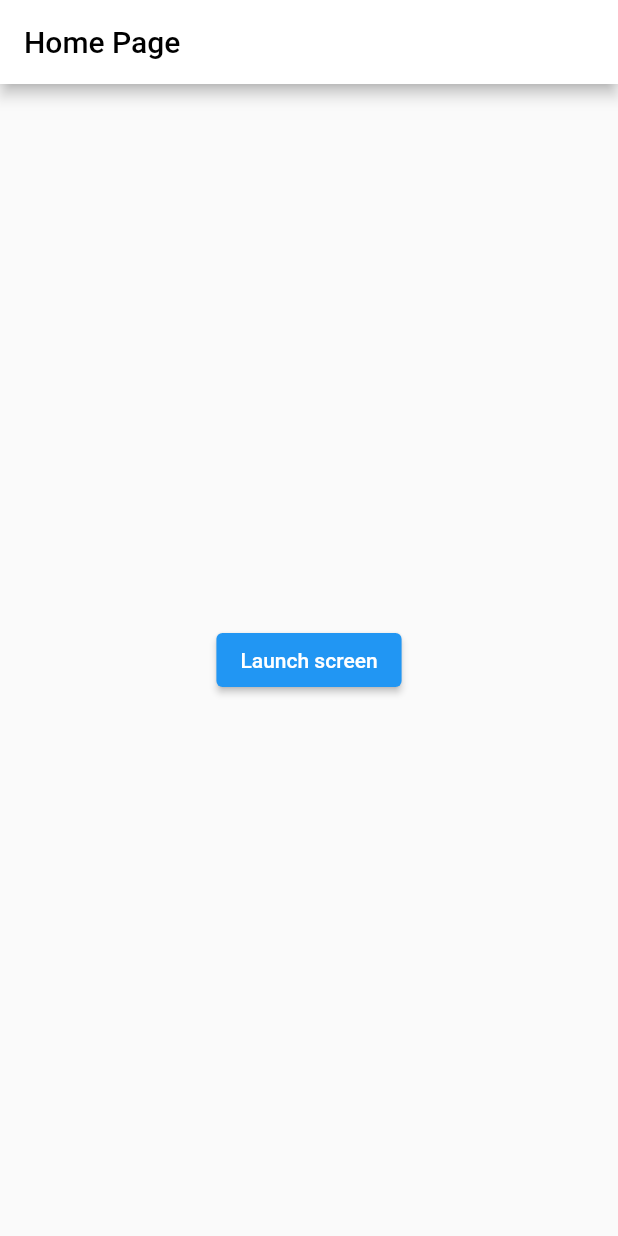
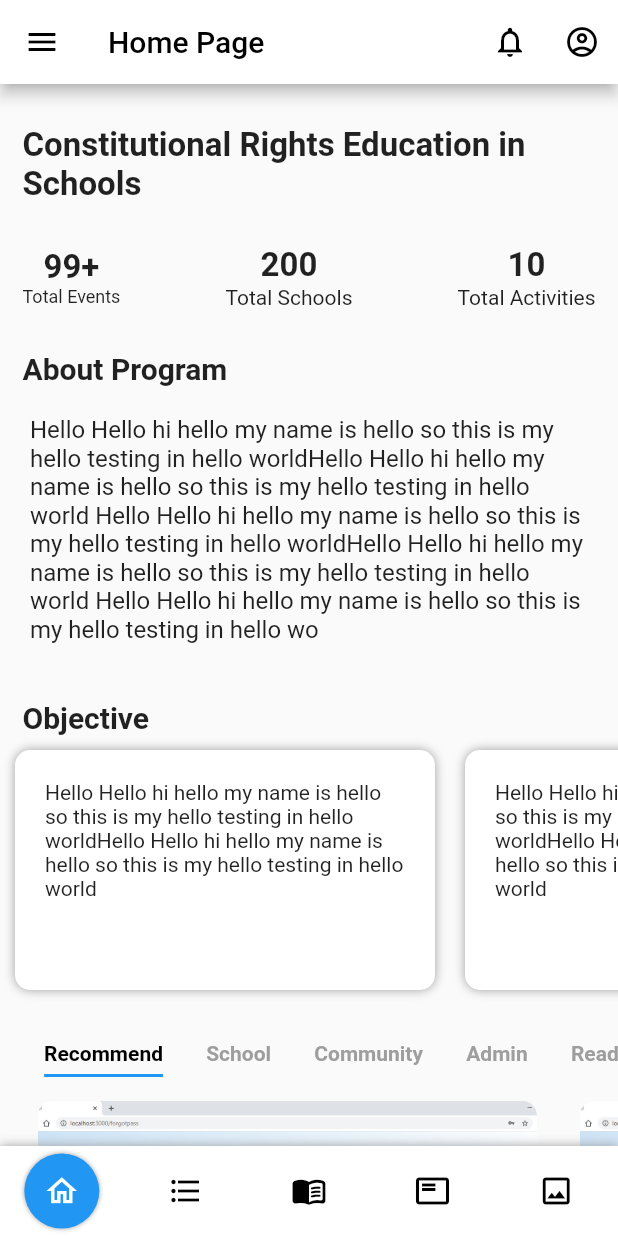
Before and after one commit to Hexacters/cre, a Flutter app: the screen it shows after launch, on a phone screen of 412 x 824 dp. Run offline on Flutter 3.47's test engine with Material 2 defaults, Android fonts, the phone set to English and light mode, and no system bars.

Commit message:
ramesh my first commit with basci home page design

```diff
--- a/lib/components/core/welcome.dart
+++ b/lib/components/core/welcome.dart
@@ -1,5 +1,5 @@
 import 'package:flutter/material.dart';
-import '../../widgets/index.dart';
+import '../../widgets/app-bar.dart';
 
 class WelcomeScreen extends StatelessWidget {
   @override
--- /dev/null
+++ b/lib/components/export_screens.dart
@@ -0,0 +1,4 @@
+export './screens/home_stack_screens/home_screen.dart';
+export './screens/search_stack_screens/search_content.dart';
+export './screens/home_stack_screens/container_view.dart';
+export './screens/notification/notification_screen.dart';
--- a/lib/components/landing.dart
+++ b/lib/components/landing.dart
@@ -1,11 +1,11 @@
 import 'package:flutter/material.dart';
-import '../widgets/index.dart';
+import '../widgets/app-bar.dart';
 
 class LandingScreen extends StatelessWidget {
   @override
   Widget build(BuildContext context) {
     return Scaffold(
-      appBar: header(title: 'Home Page'),
+      appBar: header(title: 'Main Page', selectedIcon: 1, context: context),
       body: Center(
         child: ElevatedButton(
           child: Text('Launch screen'),
--- /dev/null
+++ b/lib/components/screens/home_stack_screens/container_view.dart
@@ -0,0 +1,22 @@
+import 'package:flutter/material.dart';
+import '../../../widgets/export_bar.dart';
+
+class ContainerViewScreen extends StatelessWidget {
+  final String data;
+
+  ContainerViewScreen({
+    Key key,
+    @required this.data,
+  }) : super(key: key);
+
+  @override
+  Widget build(BuildContext context) {
+    return new Scaffold(
+      appBar: header(title: 'Container', selectedIcon: 0),
+      bottomNavigationBar: BottomNavigation(index: 1),
+      body: new Center(
+        child: new Text(data),
+      ),
+    );
+  }
+}
--- /dev/null
+++ b/lib/components/screens/home_stack_screens/home_screen.dart
@@ -0,0 +1,365 @@
+import 'dart:ui';
+import 'package:cre/models/recommendation.dart';
+import 'package:flutter/material.dart';
+import '../../../widgets/export_bar.dart';
+
+class HomeMainContent extends StatefulWidget {
+  @override
+  _HomeMainContentState createState() => _HomeMainContentState();
+}
+
+class _HomeMainContentState extends State<HomeMainContent> {
+  final _pageController = PageController(viewportFraction: 0.877);
+  @override
+  Widget build(BuildContext context) {
+    return new Scaffold(
+      appBar: header(title: 'Home Page', context: context),
+      bottomNavigationBar: BottomNavigation(index: 1),
+      body: SafeArea(
+        child: Container(
+          child: ListView(
+            physics: BouncingScrollPhysics(),
+            children: <Widget>[
+              // page text heading
+              Padding(
+                padding: EdgeInsets.only(top: 28, left: 15, right: 15),
+                child: GestureDetector(
+                  child: Text(
+                    'Constitutional Rights Education in Schools',
+                    style: TextStyle(
+                      fontSize: 22,
+                      fontWeight: FontWeight.w600,
+                    ),
+                  ),
+                  onTap: () {
+                    Navigator.of(context)
+                        .pushNamed('/container', arguments: 'Hello from home');
+                  },
+                ),
+              ),
+              // total counts container
+              Container(
+                padding: EdgeInsets.only(top: 28, left: 15, right: 15),
+                child: Row(
+                  mainAxisAlignment: MainAxisAlignment.spaceBetween,
+                  children: <Widget>[
+                    Column(
+                      children: [
+                        Text(
+                          '99+',
+                          style: TextStyle(
+                            fontSize: 22,
+                            fontWeight: FontWeight.w600,
+                          ),
+                        ),
+                        Text(
+                          'Total Events',
+                          style: TextStyle(
+                            fontSize: 12,
+                          ),
+                        ),
+                      ],
+                    ),
+                    Column(
+                      children: [
+                        Text(
+                          '200',
+                          style: TextStyle(
+                            fontSize: 22,
+                            fontWeight: FontWeight.w600,
+                          ),
+                        ),
+                        Text(
+                          'Total Schools',
+                          style: TextStyle(
+                            fontSize: 14,
+                          ),
+                        ),
+                      ],
+                    ),
+                    Column(
+                      children: [
+                        Text(
+                          '10',
+                          style: TextStyle(
+                            fontSize: 22,
+                            fontWeight: FontWeight.w600,
+                          ),
+                        ),
+                        Text(
+                          'Total Activities',
+                          style: TextStyle(
+                            fontSize: 14,
+                          ),
+                        ),
+                      ],
+                    ),
+                  ],
+                ),
+              ),
+              // about program
+              Padding(
+                padding: EdgeInsets.only(top: 28, left: 15, right: 15),
+                child: Row(
+                  mainAxisAlignment: MainAxisAlignment.spaceBetween,
+                  children: <Widget>[
+                    Text(
+                      'About Program',
+                      style: TextStyle(
+                        fontSize: 20,
+                        fontWeight: FontWeight.w600,
+                      ),
+                    ),
+                  ],
+                ),
+              ),
+              Container(
+                padding: EdgeInsets.all(20),
+                child: Text(
+                  'Hello Hello hi hello my name is hello so this is my hello testing in hello worldHello Hello hi hello my name is hello so this is my hello testing in hello world Hello Hello hi hello my name is hello so this is my hello testing in hello worldHello Hello hi hello my name is hello so this is my hello testing in hello world Hello Hello hi hello my name is hello so this is my hello testing in hello wo',
+                  style: TextStyle(
+                    fontSize: 16,
+                  ),
+                ),
+              ),
+              Padding(
+                padding: EdgeInsets.only(top: 18, left: 15, right: 15),
+                child: Row(
+                  mainAxisAlignment: MainAxisAlignment.spaceBetween,
+                  children: <Widget>[
+                    Text(
+                      'Objective',
+                      style: TextStyle(
+                        fontSize: 20,
+                        fontWeight: FontWeight.w600,
+                      ),
+                    ),
+                  ],
+                ),
+              ),
+              // box caontainer
+              Container(
+                height: 180,
+                child: ListView.builder(
+                  scrollDirection: Axis.horizontal,
+                  padding: EdgeInsets.all(10),
+                  itemCount: 3,
+                  itemBuilder: (context, index) {
+                    return Container(
+                      width: 280,
+                      margin: EdgeInsets.only(right: 20),
+                      decoration: BoxDecoration(
+                        borderRadius: BorderRadius.circular(10),
+                        color: Colors.white,
+                        boxShadow: [
+                          BoxShadow(
+                            color: Colors.grey,
+                            blurRadius: 5,
+                          )
+                        ],
+                      ),
+                      child: Stack(
+                        fit: StackFit.expand,
+                        children: <Widget>[
+                          Container(
+                            margin: EdgeInsets.all(20),
+                            child: Text(
+                              'Hello Hello hi hello my name is hello so this is my hello testing in hello worldHello Hello hi hello my name is hello so this is my hello testing in hello world',
+                              style: TextStyle(
+                                fontSize: 14,
+                              ),
+                            ),
+                          )
+                        ],
+                      ),
+                    );
+                  },
+                ),
+              ),
+              // Tab bar with Custom Indicator menu section
+              Container(
+                height: 30,
+                margin: EdgeInsets.only(
+                  left: 15,
+                  top: 18,
+                ),
+                child: DefaultTabController(
+                  length: 5,
+                  child: TabBar(
+                    labelPadding: EdgeInsets.only(left: 14.4, right: 14.4),
+                    indicatorPadding: EdgeInsets.only(left: 14.4, right: 14.4),
+                    isScrollable: true,
+                    labelColor: Color(0xFF000000),
+                    unselectedLabelColor: Colors.grey,
+                    labelStyle:
+                        TextStyle(fontSize: 14, fontWeight: FontWeight.w700),
+                    unselectedLabelStyle:
+                        TextStyle(fontSize: 14, fontWeight: FontWeight.w700),
+                    tabs: [
+                      Tab(
+                        child: Container(
+                          child: Text('Recommend'),
+                        ),
+                      ),
+                      Tab(
+                        child: Container(
+                          child: Text('School'),
+                        ),
+                      ),
+                      Tab(
+                        child: Container(
+                          child: Text('Community'),
+                        ),
+                      ),
+                      Tab(
+                        child: Container(
+                          child: Text('Admin'),
+                        ),
+                      ),
+                      Tab(
+                        child: Container(
+                          child: Text('Read Book'),
+                        ),
+                      ),
+                    ],
+                  ),
+                ),
+              ),
+              // Recommend section image
+              Container(
+                height: 218.4,
+                margin: EdgeInsets.only(top: 16),
+                child: PageView(
+                    physics: BouncingScrollPhysics(),
+                    controller: _pageController,
+                    scrollDirection: Axis.horizontal,
+                    children: List.generate(
+                        recommendations.length,
+                        (int index) => Container(
+                              margin: EdgeInsets.only(right: 28.8),
+                              width: 333.6,
+                              height: 218.4,
+                              decoration: BoxDecoration(
+                                  borderRadius: BorderRadius.circular(9.6),
+                                  image: DecorationImage(
+                                    fit: BoxFit.cover,
+                                    image: AssetImage(
+                                        recommendations[index].image),
+                                  )),
+                              child: Stack(
+                                children: <Widget>[
+                                  Positioned(
+                                      bottom: 19.2,
+                                      left: 19.2,
+                                      child: ClipRRect(
+                                        borderRadius:
+                                            BorderRadius.circular(4.8),
+                                        child: BackdropFilter(
+                                          filter: ImageFilter.blur(
+                                              sigmaY: 19.2, sigmaX: 19.2),
+                                          child: Container(
+                                            height: 36,
+                                            padding: EdgeInsets.only(
+                                                left: 16.72, right: 14.4),
+                                            alignment: Alignment.centerLeft,
+                                            child: Row(
+                                              children: <Widget>[
+                                                Icon(Icons.location_on),
+                                                SizedBox(width: 9.52),
+                                                Text(
+                                                  recommendations[index].name,
+                                                  style: TextStyle(
+                                                    fontSize: 16,
+                                                    fontWeight: FontWeight.w700,
+                                                    color: Colors.white,
+                                                  ),
+                                                )
+                                              ],
+                                            ),
+                                          ),
+                                        ),
+                                      ))
+                                ],
+                              ),
+                            ))),
+              ),
+              // Text heading
+              Padding(
+                padding: EdgeInsets.only(top: 48, left: 28.8, right: 28.8),
+                child: Row(
+                  mainAxisAlignment: MainAxisAlignment.spaceBetween,
+                  children: <Widget>[
+                    Text(
+                      'Categories',
+                      style: TextStyle(
+                        fontSize: 26,
+                        fontWeight: FontWeight.w600,
+                      ),
+                    ),
+                    Text(
+                      'show all',
+                      style: TextStyle(
+                        fontSize: 14,
+                      ),
+                    ),
+                  ],
+                ),
+              ),
+              // head
+              // Padding(
+              //   padding:
+              //       EdgeInsets.only(left: 28, bottom: 13, top: 29, right: 28),
+              //   child: Text(
+              //     'Operation',
+              //     style: TextStyle(
+              //       fontSize: 18,
+              //       fontWeight: FontWeight.w700,
+              //     ),
+              //   ),
+              // ),
+              // list columns
+              ListView.builder(
+                itemCount: 3,
+                padding: EdgeInsets.only(left: 16, right: 16, top: 10),
+                shrinkWrap: true,
+                itemBuilder: (context, index) {
+                  return Container(
+                    height: 57,
+                    margin: EdgeInsets.only(bottom: 13),
+                    padding: EdgeInsets.only(
+                        left: 24, top: 12, bottom: 12, right: 22),
+                    decoration: BoxDecoration(
+                      color: Colors.white,
+                      borderRadius: BorderRadius.circular(15),
+                      boxShadow: [
+                        BoxShadow(
+                          color: Colors.grey,
+                          blurRadius: 10,
+                          spreadRadius: 2,
+                          offset: Offset(4.0, 4.0),
+                        )
+                      ],
+                    ),
+                    child: Row(
+                      children: <Widget>[
+                        Container(
+                          child: Text(
+                            'Hello this is row container',
+                            style: TextStyle(
+                              fontSize: 12,
+                              fontWeight: FontWeight.w700,
+                            ),
+                          ),
+                        ),
+                      ],
+                    ),
+                  );
+                },
+              ),
+            ],
+          ),
+        ),
+      ),
+    );
+  }
+}
--- /dev/null
+++ b/lib/components/screens/notification/notification_screen.dart
@@ -0,0 +1,20 @@
+import 'package:flutter/material.dart';
+import '../../../widgets/export_bar.dart';
+
+class NotificationScreen extends StatefulWidget {
+  @override
+  _NotificationScreenState createState() => _NotificationScreenState();
+}
+
+class _NotificationScreenState extends State<NotificationScreen> {
+  @override
+  Widget build(BuildContext context) {
+    return new Scaffold(
+      appBar: header(title: 'Notification', selectedIcon: 2, context: context),
+      bottomNavigationBar: BottomNavigation(),
+      body: new Center(
+        child: new Text('Notifications Screen'),
+      ),
+    );
+  }
+}
--- /dev/null
+++ b/lib/components/screens/search_stack_screens/search_content.dart
@@ -0,0 +1,20 @@
+import 'package:flutter/material.dart';
+import '../../../widgets/export_bar.dart';
+
+class SearchMainContent extends StatefulWidget {
+  @override
+  _SearchMainContentState createState() => _SearchMainContentState();
+}
+
+class _SearchMainContentState extends State<SearchMainContent> {
+  @override
+  Widget build(BuildContext context) {
+    return new Scaffold(
+      appBar: header(title: 'Search', selectedIcon: 0),
+      bottomNavigationBar: BottomNavigation(index: 2),
+      body: new Center(
+        child: new Text('Search Page Screen'),
+      ),
+    );
+  }
+}
--- a/lib/config/routes.dart
+++ b/lib/config/routes.dart
@@ -1,10 +1,42 @@
-import 'package:cre/components/core/welcome.dart';
-import 'package:cre/components/landing.dart';
+import 'package:flutter/material.dart';
 import 'package:flutter/widgets.dart';
+import '../components/export_screens.dart';
+import '../components/landing.dart';
 
-Map<String, Widget Function(BuildContext)> routes(BuildContext context) {
-  return {
-    '/': (context) => LandingScreen(),
-    '/welcome': (context) => WelcomeScreen(),
-  };
+class RouteGenerator {
+  static Route<dynamic> generateRoute(RouteSettings settings) {
+    final args = settings.arguments;
+
+    switch (settings.name) {
+      case '/':
+        return MaterialPageRoute(builder: (_) => HomeMainContent());
+      case '/landing':
+        return MaterialPageRoute(builder: (_) => LandingScreen());
+      case '/container':
+        if (args is String) {
+          return MaterialPageRoute(
+              builder: (_) => ContainerViewScreen(data: args));
+        }
+        return _errorRoute();
+      case '/notification':
+        return MaterialPageRoute(builder: (_) => NotificationScreen());
+      case '/search':
+        return MaterialPageRoute(builder: (_) => SearchMainContent());
+      default:
+        return _errorRoute();
+    }
+  }
+
+  static Route<dynamic> _errorRoute() {
+    return MaterialPageRoute(builder: (_) {
+      return Scaffold(
+        appBar: AppBar(
+          title: Text('Error'),
+        ),
+        body: Center(
+          child: Text('Error'),
+        ),
+      );
+    });
+  }
 }
--- a/lib/main.dart
+++ b/lib/main.dart
@@ -1,18 +1,18 @@
-import 'package:cre/config/routes.dart';
 import 'package:flutter/material.dart';
+import './config/routes.dart';
 
 void main() {
   runApp(MyApp());
 }
 
 class MyApp extends StatelessWidget {
-  // This widget is the root of your application.
   @override
   Widget build(BuildContext context) {
     return MaterialApp(
+      debugShowCheckedModeBanner: false,
       title: 'CRE',
       initialRoute: '/',
-      routes: routes(context),
+      onGenerateRoute: RouteGenerator.generateRoute,
       theme: ThemeData(
         primarySwatch: Colors.blue,
       ),
--- /dev/null
+++ b/lib/models/recommendation.dart
@@ -0,0 +1,16 @@
+class RecommendedModel {
+  String name;
+  String image;
+  RecommendedModel(this.name, this.image);
+}
+
+List<RecommendedModel> recommendations = recommendationsData
+    .map((item) => RecommendedModel(item['name'], item['image']))
+    .toList();
+
+var recommendationsData = [
+  {"name": "School", "image": "assets/images/sim.png"},
+  {"name": "Community", "image": "assets/images/sim.png"},
+  {"name": "Admin", "image": "assets/images/sim.png"},
+  {"name": "Some heading", "image": "assets/images/sim.png"},
+];
--- a/lib/widgets/app-bar.dart
+++ b/lib/widgets/app-bar.dart
@@ -1,11 +1,36 @@
 import 'package:flutter/material.dart';
 
-AppBar header({String title}) {
+AppBar header({String title, int selectedIcon = 0, BuildContext context}) {
   return AppBar(
+    leading: IconButton(
+      color: Colors.black,
+      icon: Icon(selectedIcon == 1 ? Icons.menu_open : Icons.menu),
+      onPressed: () {
+        Navigator.pushNamed(context, '/landing');
+      },
+    ),
     title: Text(
       title,
       style: TextStyle(color: Colors.black),
     ),
+    actions: <Widget>[
+      IconButton(
+        color: Colors.black,
+        icon: Icon(
+            selectedIcon == 2 ? Icons.notifications : Icons.notifications_none),
+        onPressed: () {
+          Navigator.pushNamed(context, '/notification');
+        },
+      ),
+      IconButton(
+          color: Colors.black,
+          icon: Icon(selectedIcon == 3
+              ? Icons.account_circle
+              : Icons.account_circle_outlined),
+          onPressed: () {
+            print('ji');
+          }),
+    ],
     backgroundColor: Colors.white,
   );
 }
--- /dev/null
+++ b/lib/widgets/bottom_navigationbar.dart
@@ -0,0 +1,113 @@
+import 'package:flutter/material.dart';
+
+class BottomNavigation extends StatefulWidget {
+  final int index;
+  const BottomNavigation({Key key, this.index = 0}) : super(key: key);
+  @override
+  _BottomNavigationState createState() => _BottomNavigationState();
+}
+
+class _BottomNavigationState extends State<BottomNavigation> {
+  int _selectedIndex = 0;
+
+  void onTapped(int index) {
+    setState(() {
+      _selectedIndex = index;
+    });
+  }
+
+  var bottomNavStyle = TextStyle(
+    fontSize: 12,
+    fontWeight: FontWeight.w500,
+  );
+  @override
+  Widget build(BuildContext context) {
+    return Container(
+      height: 60,
+      decoration: BoxDecoration(color: Colors.white, boxShadow: [
+        BoxShadow(
+          blurRadius: 5,
+          color: Colors.grey,
+        )
+      ]),
+      child: Row(
+        mainAxisAlignment: MainAxisAlignment.spaceAround,
+        children: [
+          GestureDetector(
+            child: navItem(Icons.home_outlined,
+                isSelected: widget.index == 1 ? true : false),
+            onTap: () {
+              Navigator.pushNamed(context, '/');
+            },
+          ),
+          GestureDetector(
+            child: navItem(Icons.format_list_bulleted,
+                isSelected: widget.index == 2 ? true : false),
+            onTap: () {
+              Navigator.pushNamed(context, '/search');
+            },
+          ),
+          GestureDetector(
+            child: navItem(Icons.menu_book_rounded,
+                isSelected: widget.index == 3 ? true : false),
+            onTap: () {
+              onTapped(3);
+            },
+          ),
+          GestureDetector(
+            child: navItem(Icons.featured_play_list_outlined,
+                isSelected: widget.index == 4 ? true : false),
+            onTap: () {
+              onTapped(3);
+            },
+          ),
+          GestureDetector(
+            child: navItem(Icons.image_outlined,
+                isSelected: widget.index == 5 ? true : false),
+            onTap: () {
+              onTapped(4);
+            },
+          ),
+        ],
+      ),
+      // decoration: BoxDecoration(color: Colors.white, boxShadow: [
+      //   BoxShadow(
+      //     color: Colors.grey.withOpacity(0.3),
+      //     spreadRadius: 2,
+      //     blurRadius: 15,
+      //     offset: Offset(0, 5),
+      //   ),
+      // ]),
+      // child: BottomNavigationBar(
+      //   items: <BottomNavigationBarItem>[
+      //     BottomNavigationBarItem(label: 'Home', icon: Icon(Icons.home)),
+      //     BottomNavigationBarItem(label: 'Search', icon: Icon(Icons.search)),
+      //     BottomNavigationBarItem(label: 'more', icon: Icon(Icons.more)),
+      //     BottomNavigationBarItem(label: 'book', icon: Icon(Icons.book)),
+      //     BottomNavigationBarItem(label: 'book', icon: Icon(Icons.menu)),
+      //   ],
+      //   currentIndex: _selectedIndex,
+      //   onTap: _onItemTapped,
+      //   backgroundColor: Colors.transparent,
+      //   type: BottomNavigationBarType.fixed,
+      //   selectedFontSize: 12,
+      //   showSelectedLabels: false,
+      //   showUnselectedLabels: false,
+      //   elevation: 0,
+      // ),
+    );
+  }
+}
+
+Container navItem(IconData icon, {isSelected = false}) {
+  return Container(
+    decoration: BoxDecoration(
+        color: isSelected ? Colors.blue : Colors.white,
+        shape: BoxShape.circle,
+        boxShadow:
+            isSelected ? [BoxShadow(color: Colors.grey, blurRadius: 2)] : []),
+    height: 50,
+    width: 50,
+    child: Icon(icon, color: isSelected ? Colors.white : Colors.black),
+  );
+}
--- /dev/null
+++ b/lib/widgets/export_bar.dart
@@ -0,0 +1,2 @@
+export 'app-bar.dart';
+export 'bottom_navigationbar.dart';
--- a/lib/widgets/index.dart
+++ /dev/null
@@ -1 +0,0 @@
-export 'app-bar.dart';
--- a/pubspec.yaml
+++ b/pubspec.yaml
@@ -46,7 +46,7 @@ flutter:
 
   # To add assets to your application, add an assets section, like this:
   assets:
-    - assets/
+    - assets/images/
 
   # An image asset can refer to one or more resolution-specific "variants", see
   # https://flutter.dev/assets-and-images/#resolution-aware.
```
Also changed, not shown: assets/images/sim.png (added), lib/components/export_core.dart (added).
